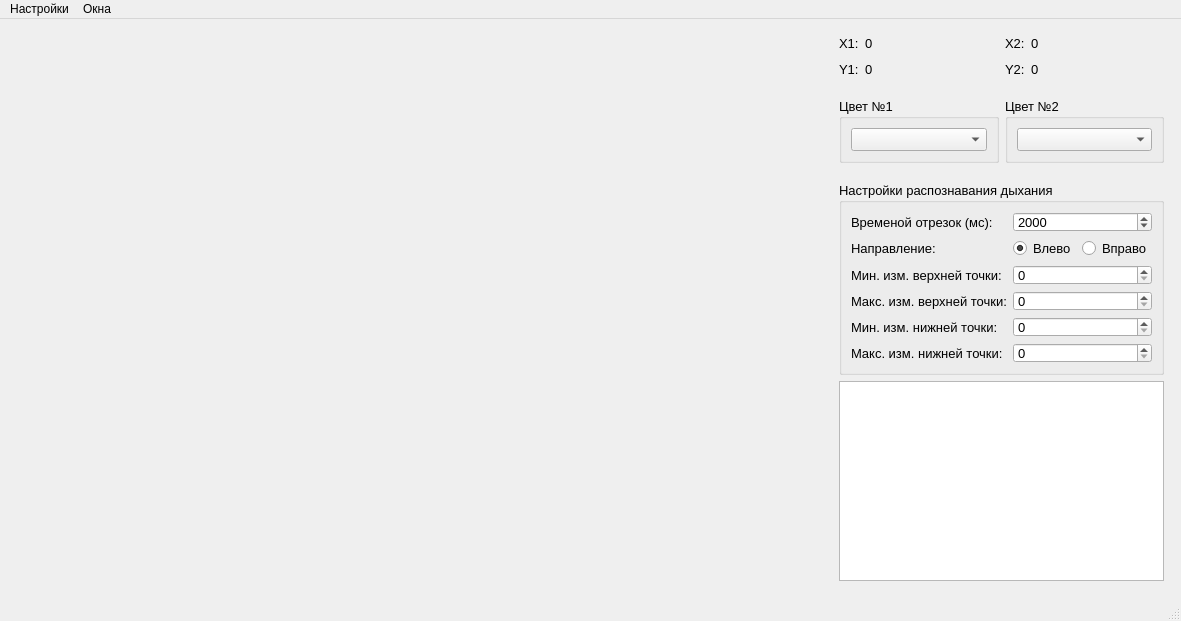
The window that data/ui/main_window.ui (gg-master/VISDOM_project) describes before a commit, drawn with Qt 5.
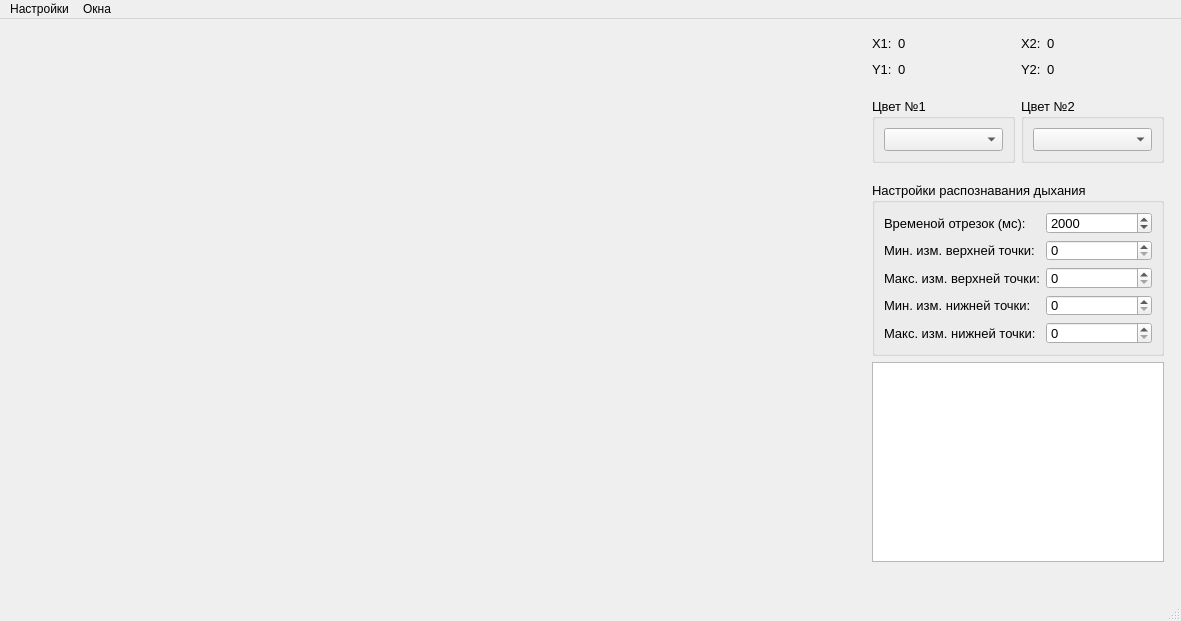
The same window after the commit. Custom widgets are drawn as their Qt base class.

Commit message: Настроил распознание пиков при "дыхании". Создал новое окно для настроек. Осталось подключить клиент к серверу и прописать окна с настройками графика и сервера

What changed in the file:
```diff
--- a/data/ui/main_window.ui
+++ b/data/ui/main_window.ui
@@ -292,33 +292,64 @@
          <bool>false</bool>
         </property>
         <layout class="QGridLayout" name="gridLayout_3">
-         <item row="5" column="0">
-          <widget class="QLabel" name="label_3">
-           <property name="sizePolicy">
-            <sizepolicy hsizetype="Maximum" vsizetype="Preferred">
-             <horstretch>0</horstretch>
-             <verstretch>0</verstretch>
-            </sizepolicy>
+         <item row="3" column="2">
+          <widget class="QSpinBox" name="minDeltaBot">
+           <property name="minimumSize">
+            <size>
+             <width>55</width>
+             <height>20</height>
+            </size>
            </property>
-           <property name="text">
-            <string>Макс. изм. нижней точки:</string>
+           <property name="maximumSize">
+            <size>
+             <width>16777215</width>
+             <height>16777215</height>
+            </size>
            </property>
+           <property name="maximum">
+            <number>10000</number>
+           </property>
           </widget>
          </item>
-         <item row="4" column="0">
-          <widget class="QLabel" name="label_delta_bottom">
-           <property name="sizePolicy">
-            <sizepolicy hsizetype="Maximum" vsizetype="Preferred">
-             <horstretch>0</horstretch>
-             <verstretch>0</verstretch>
-            </sizepolicy>
+         <item row="4" column="2">
+          <widget class="QSpinBox" name="maxDeltaBot">
+           <property name="minimumSize">
+            <size>
+             <width>55</width>
+             <height>20</height>
+            </size>
            </property>
-           <property name="text">
-            <string>Мин. изм. нижней точки:</string>
+           <property name="maximumSize">
+            <size>
+             <width>16777215</width>
+             <height>16777215</height>
+            </size>
            </property>
+           <property name="maximum">
+            <number>10000</number>
+           </property>
           </widget>
          </item>
-         <item row="2" column="2">
+         <item row="0" column="2">
+          <widget class="QSpinBox" name="timeDelta">
+           <property name="minimumSize">
+            <size>
+             <width>0</width>
+             <height>20</height>
+            </size>
+           </property>
+           <property name="maximum">
+            <number>10000</number>
+           </property>
+           <property name="singleStep">
+            <number>500</number>
+           </property>
+           <property name="value">
+            <number>2000</number>
+           </property>
+          </widget>
+         </item>
+         <item row="1" column="2">
           <widget class="QSpinBox" name="minDeltaTop">
            <property name="sizePolicy">
             <sizepolicy hsizetype="Minimum" vsizetype="Fixed">
@@ -346,7 +377,7 @@
            </property>
           </widget>
          </item>
-         <item row="3" column="2">
+         <item row="2" column="2">
           <widget class="QSpinBox" name="maxDeltaTop">
            <property name="minimumSize">
             <size>
@@ -368,14 +399,20 @@
            </property>
           </widget>
          </item>
-         <item row="1" column="0">
-          <widget class="QLabel" name="label">
+         <item row="4" column="0">
+          <widget class="QLabel" name="label_3">
+           <property name="sizePolicy">
+            <sizepolicy hsizetype="Maximum" vsizetype="Preferred">
+             <horstretch>0</horstretch>
+             <verstretch>0</verstretch>
+            </sizepolicy>
+           </property>
            <property name="text">
-            <string>Направление:</string>
+            <string>Макс. изм. нижней точки:</string>
            </property>
           </widget>
          </item>
-         <item row="3" column="0">
+         <item row="2" column="0">
           <widget class="QLabel" name="label_2">
            <property name="sizePolicy">
             <sizepolicy hsizetype="Maximum" vsizetype="Preferred">
@@ -388,6 +425,19 @@
            </property>
           </widget>
          </item>
+         <item row="3" column="0">
+          <widget class="QLabel" name="label_delta_bottom">
+           <property name="sizePolicy">
+            <sizepolicy hsizetype="Maximum" vsizetype="Preferred">
+             <horstretch>0</horstretch>
+             <verstretch>0</verstretch>
+            </sizepolicy>
+           </property>
+           <property name="text">
+            <string>Мин. изм. нижней точки:</string>
+           </property>
+          </widget>
+         </item>
          <item row="0" column="0">
           <widget class="QLabel" name="label_4">
            <property name="sizePolicy">
@@ -401,26 +451,7 @@
            </property>
           </widget>
          </item>
-         <item row="0" column="2">
-          <widget class="QSpinBox" name="timeDelta">
-           <property name="minimumSize">
-            <size>
-             <width>0</width>
-             <height>20</height>
-            </size>
-           </property>
-           <property name="maximum">
-            <number>10000</number>
-           </property>
-           <property name="singleStep">
-            <number>500</number>
-           </property>
-           <property name="value">
-            <number>2000</number>
-           </property>
-          </widget>
-         </item>
-         <item row="2" column="0">
+         <item row="1" column="0">
           <widget class="QLabel" name="label_delta_top">
            <property name="sizePolicy">
             <sizepolicy hsizetype="Maximum" vsizetype="Preferred">
@@ -433,65 +464,6 @@
            </property>
           </widget>
          </item>
-         <item row="4" column="2">
-          <widget class="QSpinBox" name="minDeltaBot">
-           <property name="minimumSize">
-            <size>
-             <width>55</width>
-             <height>20</height>
-            </size>
-           </property>
-           <property name="maximumSize">
-            <size>
-             <width>16777215</width>
-             <height>16777215</height>
-            </size>
-           </property>
-           <property name="maximum">
-            <number>10000</number>
-           </property>
-          </widget>
-         </item>
-         <item row="5" column="2">
-          <widget class="QSpinBox" name="maxDeltaBot">
-           <property name="minimumSize">
-            <size>
-             <width>55</width>
-             <height>20</height>
-            </size>
-           </property>
-           <property name="maximumSize">
-            <size>
-             <width>16777215</width>
-             <height>16777215</height>
-            </size>
-           </property>
-           <property name="maximum">
-            <number>10000</number>
-           </property>
-          </widget>
-         </item>
-         <item row="1" column="2">
-          <layout class="QHBoxLayout" name="horizontalLayout_6">
-           <item>
-            <widget class="QRadioButton" name="left_direct">
-             <property name="text">
-              <string>Влево</string>
-             </property>
-             <property name="checked">
-              <bool>true</bool>
-             </property>
-            </widget>
-           </item>
-           <item>
-            <widget class="QRadioButton" name="right_direct">
-             <property name="text">
-              <string>Вправо</string>
-             </property>
-            </widget>
-           </item>
-          </layout>
-         </item>
         </layout>
        </widget>
       </item>
```
Left out of the diff: 6 changed lines with no effect on the pictures. The commit also changes 6 other files.
